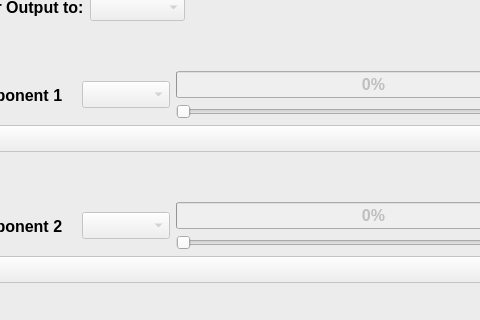
This is Mixer.ui in RamadanIbrahem98/image-mixer as Qt 5 draws it before an edit; both pictures show x 702 to 1182 and y 112 to 432 of the 1294 by 912 pixel window. The edited form follows.
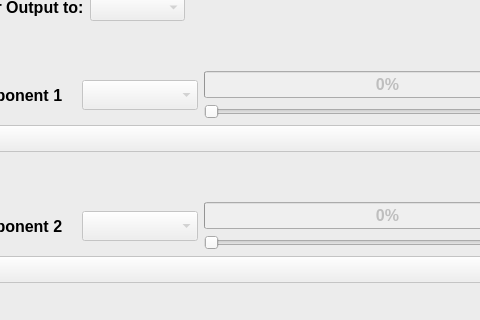
This is the edited form. Icons and pictures are not drawn.

Commit message: refactored open image method

```diff
--- a/Mixer.ui
+++ b/Mixer.ui
@@ -184,6 +184,12 @@
              <property name="enabled">
               <bool>false</bool>
              </property>
+             <property name="minimumSize">
+              <size>
+               <width>116</width>
+               <height>30</height>
+              </size>
+             </property>
              <item>
               <property name="text">
                <string/>
@@ -290,6 +296,12 @@
              <property name="enabled">
               <bool>false</bool>
              </property>
+             <property name="minimumSize">
+              <size>
+               <width>116</width>
+               <height>30</height>
+              </size>
+             </property>
              <item>
               <property name="text">
                <string/>
```
Left out of the diff: 20 changed lines with no effect on the pictures. The commit also changes 2 other files.
